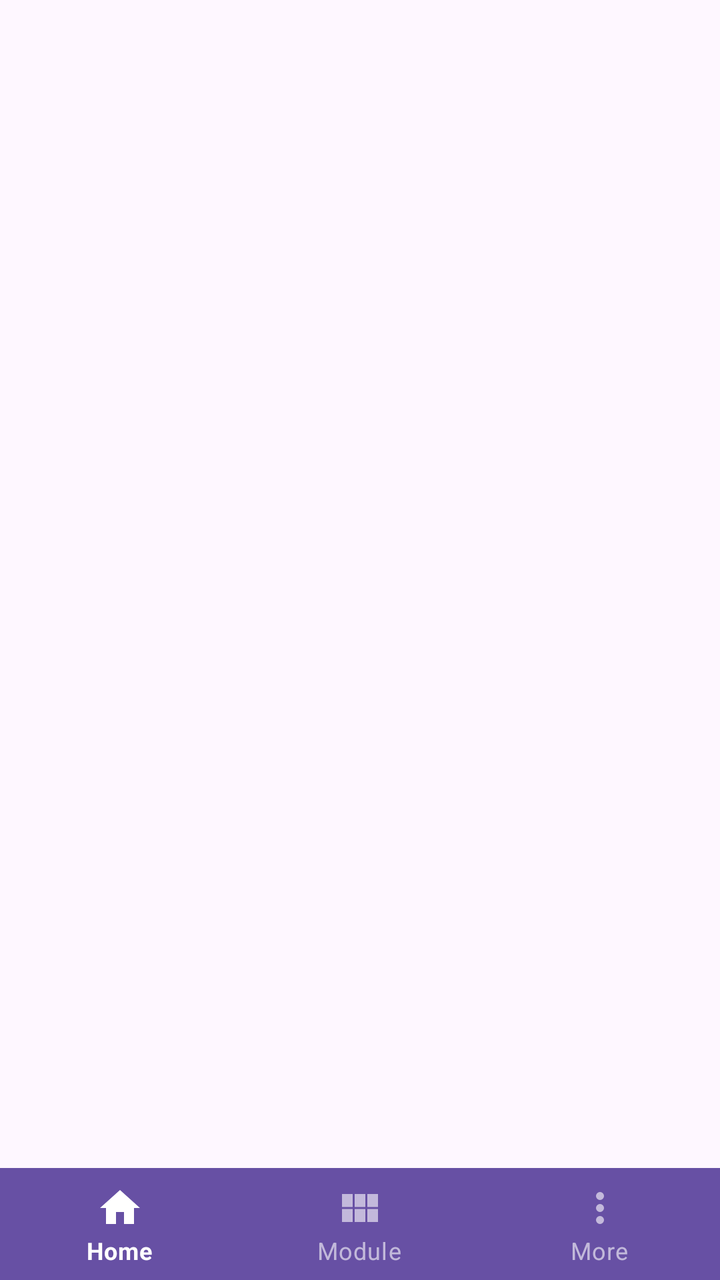
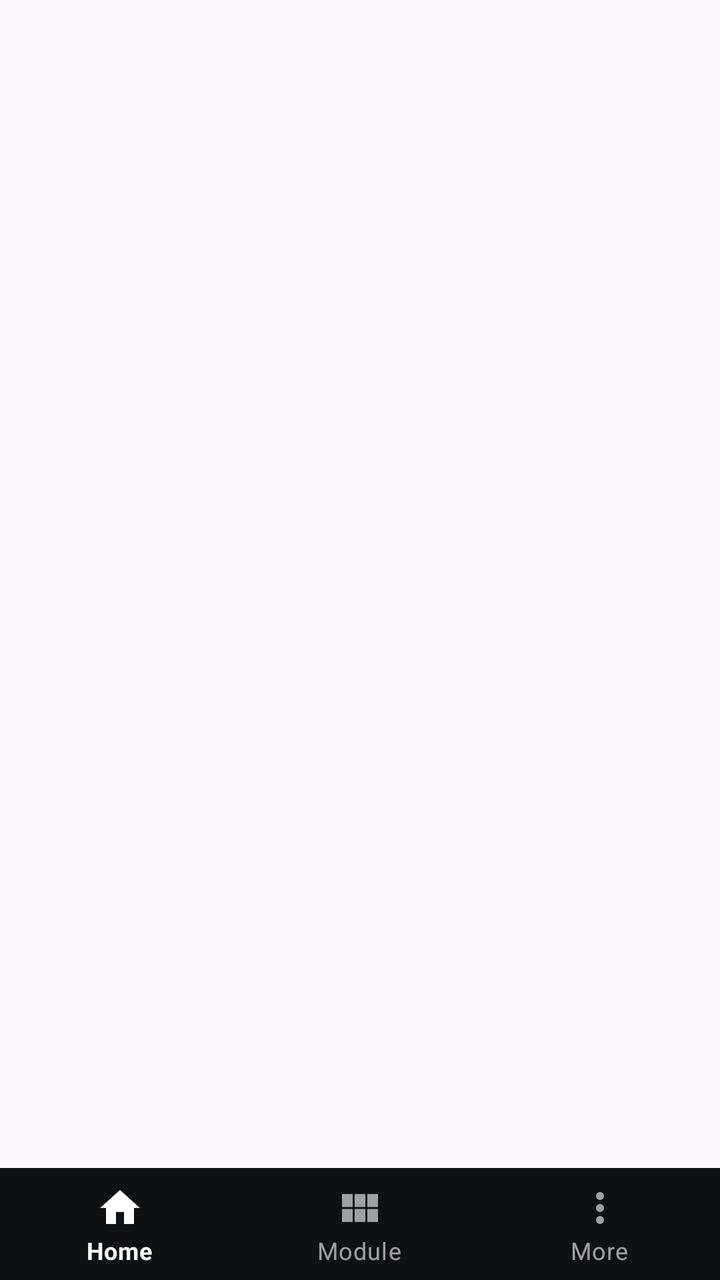

Screens rendered from an Android XML layout before and after an edit, with the pre-edit source and the edit as a unified diff.
<!-- AndroidManifest.xml: application theme Theme.Hanif_3TIA -->
<!-- res/layout/activity_base.xml -->
<?xml version="1.0" encoding="utf-8"?>
<androidx.constraintlayout.widget.ConstraintLayout xmlns:android="http://schemas.android.com/apk/res/android"
    xmlns:app="http://schemas.android.com/apk/res-auto"
    xmlns:tools="http://schemas.android.com/tools"
    android:id="@+id/main"
    android:layout_width="match_parent"
    android:layout_height="match_parent"
    tools:context=".BaseActivity">

    <FrameLayout
        android:id="@+id/fragment_container"
        android:layout_width="match_parent"
        android:layout_height="0dp"
        app:layout_constraintBottom_toTopOf="@+id/bottom_nav_view"
        app:layout_constraintEnd_toEndOf="parent"
        app:layout_constraintHorizontal_bias="1.0"
        app:layout_constraintStart_toStartOf="parent"
        app:layout_constraintTop_toTopOf="parent"
        app:layout_constraintVertical_bias="0.563">

    </FrameLayout>

    <com.google.android.material.bottomnavigation.BottomNavigationView
        android:id="@+id/bottom_nav_view"
        style="@style/Widget.MaterialComponents.BottomNavigationView.Colored"
        android:layout_width="match_parent"
        android:layout_height="wrap_content"
        app:layout_constraintBottom_toBottomOf="parent"
        app:menu="@menu/bottom_nav_menu"
        android:backgroundTint="@color/Black_Solid"
        />


</androidx.constraintlayout.widget.ConstraintLayout>
<!-- resources referenced by this layout -->
<resources>
  <color name="Black_Solid">#0F1115</color>
  <style name="Theme.Hanif_3TIA" parent="Base.Theme.Hanif_3TIA" />
  <style name="Base.Theme.Hanif_3TIA" parent="Theme.Material3.DayNight.NoActionBar">
          
          
      </style>
</resources>

<!-- the commit's change to res/layout/activity_base.xml (unified diff, before → after) -->
@@ -27,7 +27,7 @@
         android:layout_height="wrap_content"
         app:layout_constraintBottom_toBottomOf="parent"
         app:menu="@menu/bottom_nav_menu"
-        android:backgroundTint="@color/Black_Solid"
+        app:itemBackground="@color/Black_Solid"
         />
 
 
